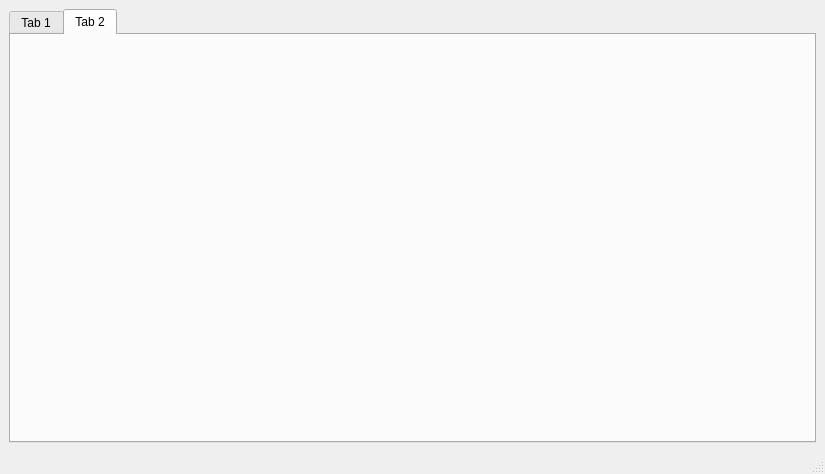
The window that MemoryPINGui/PyMemPin/QtGuis/main_gui.ui (stkerr/MemoryPIN) describes before a commit, drawn with Qt 5.
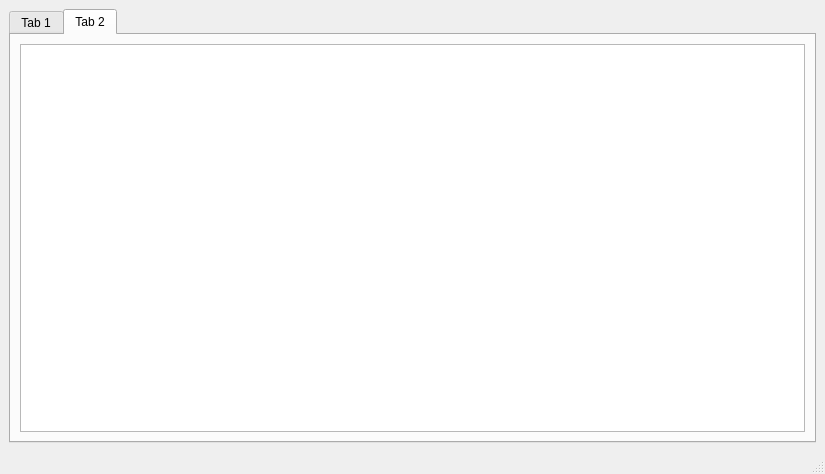
The same window after the commit. The open tabs and pages were chosen to show the change.

Patch:
```diff
--- a/MemoryPINGui/PyMemPin/QtGuis/main_gui.ui
+++ b/MemoryPINGui/PyMemPin/QtGuis/main_gui.ui
@@ -44,6 +44,22 @@
        <attribute name="title">
         <string>Tab 2</string>
        </attribute>
+       <layout class="QGridLayout" name="gridLayout_5">
+        <item row="0" column="0">
+         <layout class="QGridLayout" name="gridLayout_4">
+          <item row="0" column="0">
+           <widget class="QListView" name="visible_libraries_view">
+            <property name="selectionMode">
+             <enum>QAbstractItemView::MultiSelection</enum>
+            </property>
+            <property name="selectionBehavior">
+             <enum>QAbstractItemView::SelectItems</enum>
+            </property>
+           </widget>
+          </item>
+         </layout>
+        </item>
+       </layout>
       </widget>
      </widget>
     </item>
```
Left out of the diff: 2 changed lines with no effect on the pictures.
